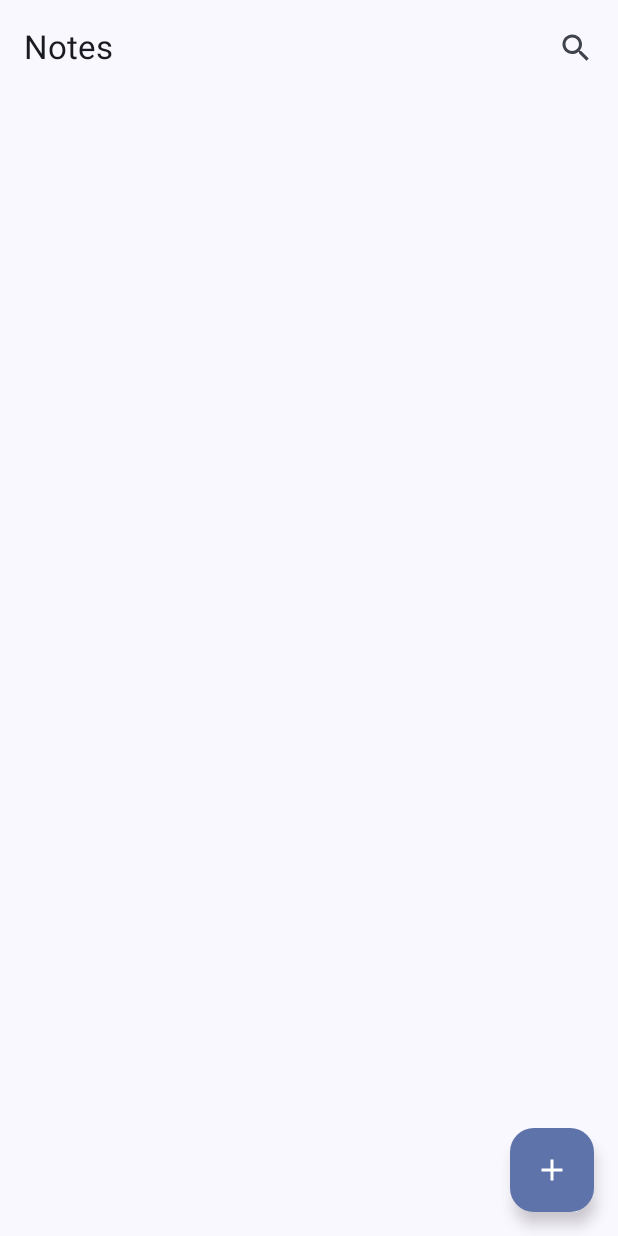
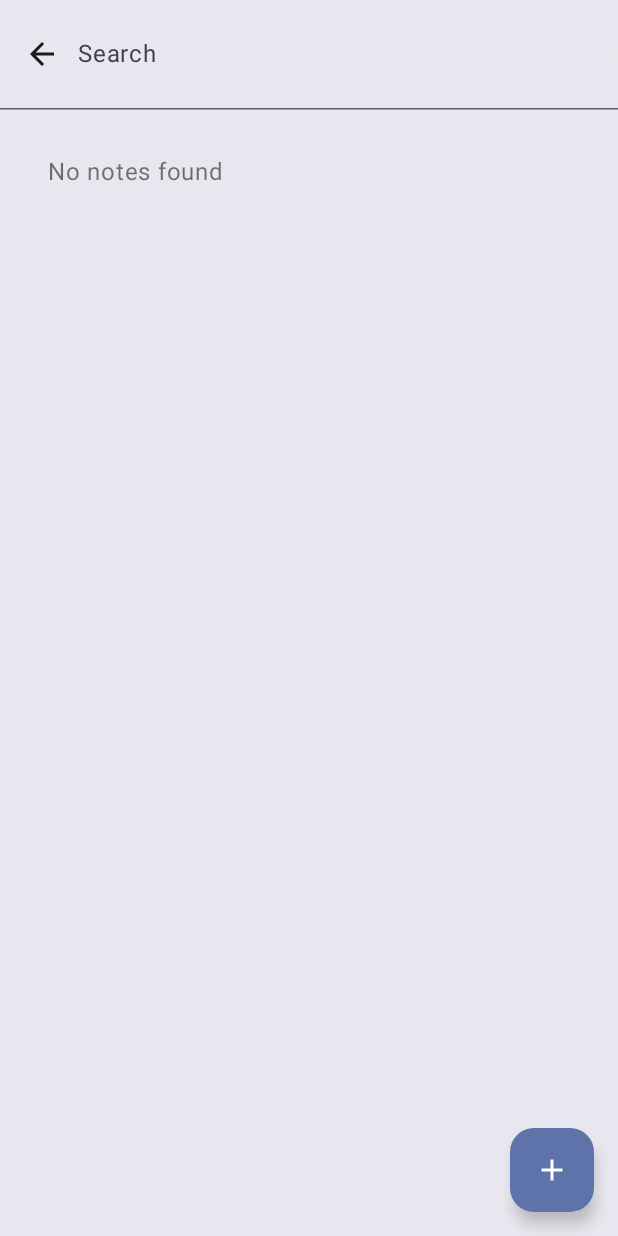
Before and after one commit to WendellMaeLendez/WendellMae-RoomDatabase, an Android app built with Jetpack Compose: the screen it shows after launch (MainActivity), after a tap on "Search", on a phone screen of 412 x 824 dp. Run offline under Robolectric (Android 15) with nearby library versions, the phone set to English and light mode, and no system bars; our stand-ins replace Room's generated code.

Commit message:
Finished NoteWithTags,Tag,NoteTagCrossRef and Already updated the Main Activity

```diff
--- a/app/src/main/java/ph/edu/comteq/wendellmae_roomdatabase/MainActivity.kt
+++ b/app/src/main/java/ph/edu/comteq/wendellmae_roomdatabase/MainActivity.kt
@@ -6,6 +6,7 @@ import androidx.activity.compose.setContent
 import androidx.activity.enableEdgeToEdge
 import androidx.activity.viewModels
 import androidx.compose.foundation.layout.Column
+import androidx.compose.foundation.layout.PaddingValues
 import androidx.compose.foundation.layout.fillMaxSize
 import androidx.compose.foundation.layout.fillMaxWidth
 import androidx.compose.foundation.layout.padding
@@ -71,8 +72,9 @@ class MainActivity : ComponentActivity() {
                                             viewModel.updateSearchQuery(it)},
                                         onSearch = {},
                                         expanded = true,
-                                        onExpandedChange = {
-                                            if (it){
+                                        onExpandedChange = { shouldExpand ->
+                                            if (!shouldExpand){
+//                                                user wants to collapse or exit search
                                                 isSearchActive = false
                                                 searchQuery = ""
                                                 viewModel.clearSearch()
@@ -85,13 +87,13 @@ class MainActivity : ComponentActivity() {
                                                     isSearchActive = false
                                                     searchQuery = ""
                                                     viewModel.clearSearch()
-                                                }
-                                            ) {
+                                                }) {
                                                 Icon(
                                                     Icons.AutoMirrored.Filled.ArrowBack,
-                                                    contentDescription = "Close Search"
+                                                    contentDescription = "Back"
                                                 )
                                             }
+
                                         },
                                         trailingIcon = {
                                             if (searchQuery.isNotEmpty()){
@@ -109,8 +111,8 @@ class MainActivity : ComponentActivity() {
                                                 }
                                             }
                                         }
+                                    )
 
-                                    )
                                 },
                                 expanded = true,
                                 onExpandedChange = {
@@ -123,16 +125,32 @@ class MainActivity : ComponentActivity() {
 
                                 }
                             ){
-
+                                LazyColumn (
+                                    modifier = Modifier.fillMaxSize(),
+                                    contentPadding = PaddingValues(16.dp)
+                                ){
+                                    if (notes.isEmpty()){
+                                        item{
+                                            Text(
+                                                text = "No notes found",
+                                                modifier = Modifier.padding(16.dp),
+                                                style = MaterialTheme.typography.bodyLarge,
+                                                color = MaterialTheme.colorScheme.onSurface.copy(alpha = 0.6f)
+                                            )
+                                        }
+                                    } else {
+                                        items(notes) { note ->
+                                            NoteCard(note = note)
+                                        }
+                                    }
+                                }
                             }
                         } else {
 //                            normal mode
                             TopAppBar(
                                 title = { Text("Notes") },
                                 actions = {
-                                    IconButton(
-                                        onClick = { /*TODO*/ }
-                                    ) {
+                                    IconButton(onClick = { isSearchActive = true }) {
                                         Icon(Icons.Filled.Search, "Search")
                                     }
                                 }
@@ -140,13 +158,10 @@ class MainActivity : ComponentActivity() {
                         }
                     },
                     floatingActionButton = {
-                        FloatingActionButton(
-                            onClick = { /*TODO*/ }
-                        ) {
-                            Icon(Icons.Filled.Add, "Add Note")
+                        FloatingActionButton(onClick = { /*TODO*/ }) {
+                            Icon(Icons.Filled.Add, "Add note")
                         }
                     }
-
                 ) { innerPadding ->
                     NotesListScreen(
                         viewModel = viewModel,
@@ -159,8 +174,9 @@ class MainActivity : ComponentActivity() {
 }
 
 @Composable
-fun NotesListScreen(viewModel: NoteViewModel, modifier: Modifier){
-    val notesWithTags by viewModel.allNotes.collectAsState(initial = emptyList())
+fun NotesListScreen(viewModel: NoteViewModel, modifier: Modifier, tags: List<Tag> = emptyList()){
+//    get all notes from viewmodel
+    val notesWithTags by viewModel.allNotesWithTags.collectAsState(initial = emptyList())
 
     LazyColumn (modifier = Modifier.fillMaxSize().padding(8.dp)){
         items(notesWithTags) { note ->
@@ -172,6 +188,7 @@ fun NotesListScreen(viewModel: NoteViewModel, modifier: Modifier){
 @Composable
 fun NoteCard(
     note: Note,
+    tags: List<Tag> = emptyList(),
     modifier: Modifier = Modifier){
     Card (
         modifier = Modifier.fillMaxWidth().padding(8.dp),
@@ -184,19 +201,14 @@ fun NoteCard(
                 Surface(
                     color = MaterialTheme.colorScheme.secondaryContainer,
                     shape = MaterialTheme.shapes.small
-                ) { Text(
-                    text = note.category,
-                    style = MaterialTheme.typography.bodySmall,
-                    color = MaterialTheme.colorScheme.onSurface.copy(alpha = 0.6f)
-                ) }
-
-
+                ) {
+                    Text(
+                        text = note.category,
+                        style = MaterialTheme.typography.bodySmall,
+                        color = MaterialTheme.colorScheme.onSurface.copy(alpha = 0.6f)
+                    )
+                }
             }
-            Text(
-                text = DateUtils.formatDate(note.createdAt),
-                style = MaterialTheme.typography.bodySmall,
-                color = MaterialTheme.colorScheme.onSurface.copy(alpha = 0.6f)
-            )
             Text(
                 text = note.title,
                 fontSize = 20.sp,
@@ -226,6 +238,6 @@ fun NoteCard(
 //@Composable
 //fun GreetingPreview() {
 //    WendellMaeRoomDatabaseTheme {
-//        NotesListScreen()
+//        NotesListScreen("Android")
 //    }
 //}
--- a/app/src/main/java/ph/edu/comteq/wendellmae_roomdatabase/Note.kt
+++ b/app/src/main/java/ph/edu/comteq/wendellmae_roomdatabase/Note.kt
@@ -10,6 +10,7 @@ data class Note(
     val id: Int = 0,
     val title: String,
     val content: String,
+    // NEW: Category field (simple text - like "Work", "Personal", "School")
     val category: String = "",
     @ColumnInfo(name = "created_at")
     val createdAt: Long = System.currentTimeMillis(),
--- a/app/src/main/java/ph/edu/comteq/wendellmae_roomdatabase/NoteDao.kt
+++ b/app/src/main/java/ph/edu/comteq/wendellmae_roomdatabase/NoteDao.kt
@@ -71,6 +71,15 @@ interface NoteDao {
     suspend fun getTagById(id: Int): Tag?
 
 
+    // Get all notes that have a specific tag
+    @Transaction
+    @Query("""
+        SELECT * FROM notes
+        INNER JOIN note_tag_cross_ref ON notes.id = note_tag_cross_ref.note_id
+        WHERE note_tag_cross_ref.tag_id = :tagId
+        ORDER BY updated_at DESC
+    """)
+    fun getNotesWithTag(tagId: Int): Flow<List<Note>>
 
 
 }
--- a/app/src/main/java/ph/edu/comteq/wendellmae_roomdatabase/NoteViewModel.kt
+++ b/app/src/main/java/ph/edu/comteq/wendellmae_roomdatabase/NoteViewModel.kt
@@ -19,7 +19,7 @@ class NoteViewModel(application: Application) : AndroidViewModel(application) {
 
     val allNotes: Flow<List<Note>> = _searchQuery.flatMapLatest { query ->
         if (query.isBlank()) {
-            noteDao.getALlNotes()  // Show everything
+            noteDao.getAllNotes()  // Show everything
         } else {
             noteDao.searchNotes(query)
         }
@@ -44,14 +44,14 @@ class NoteViewModel(application: Application) : AndroidViewModel(application) {
     }
 
     // NEW: All notes WITH their tags
-    val allNotesWithTags: Flow<List<NoteWithTags>> = noteDao.getAllNotesWithTags()
+    val allNotesWithTags: Flow<List<NoteWithTags>> = noteDao.getNotesWithTags()
 
     suspend fun getNoteById(id: Int): Note? {
         return noteDao.getNoteById(id)
     }
 
     suspend fun getNoteWithTags(noteId: Int): NoteWithTags? {
-        return noteDao.getNoteWithTags(noteId)
+        return noteDao.getNoteWithTagsById(noteId)
     }
 
     fun insertTag(tag: Tag) = viewModelScope.launch {
```
